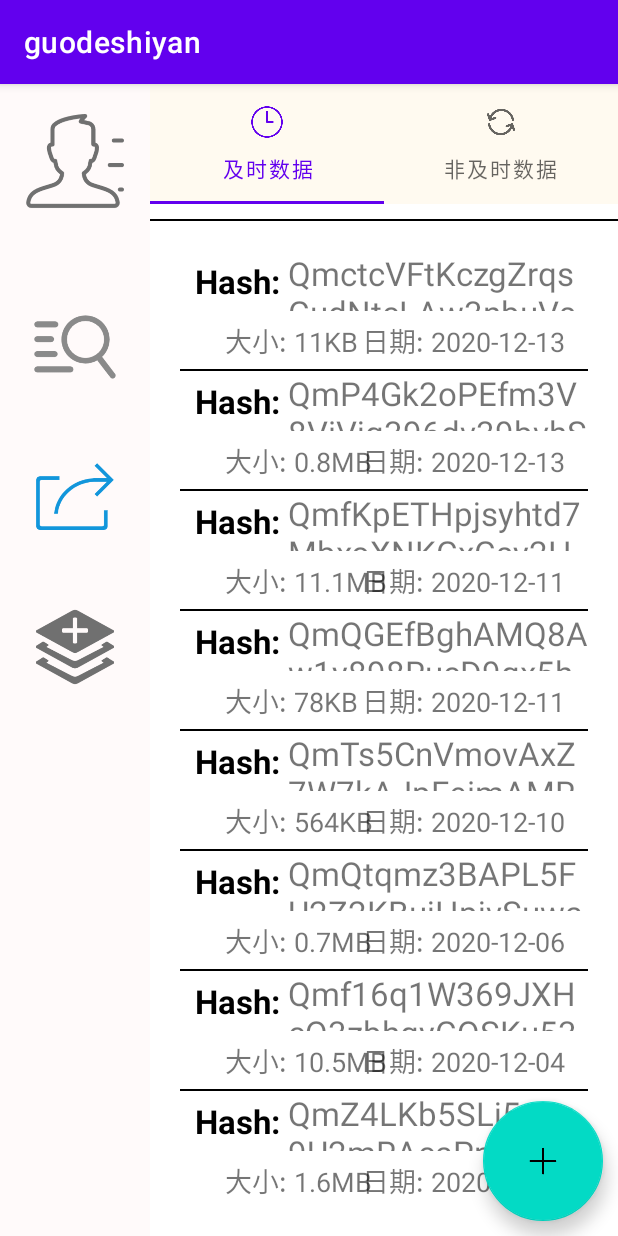
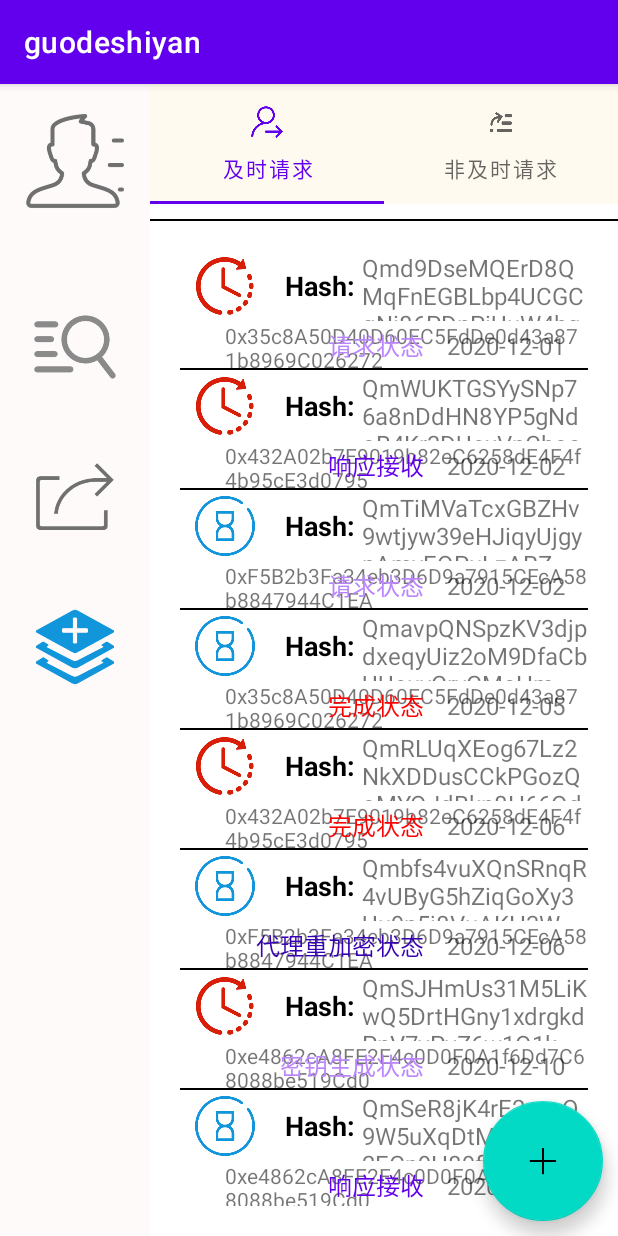
Before and after one commit to NGC3372/guodeshiyan, an Android app: the screen it shows after launch (ShareActivity before the commit, request_activity after it), on a phone screen of 412 x 824 dp. Run offline under Robolectric (Android 15) with nearby library versions, the phone set to English and light mode, and no system bars.

Commit message:
requesr activity

```diff
--- a/app/src/main/AndroidManifest.xml
+++ b/app/src/main/AndroidManifest.xml
@@ -11,15 +11,17 @@
         android:theme="@style/Theme.Guodeshiyan">
         <activity
             android:name=".request_activity"
-            android:exported="false" />
-        <activity
-            android:name=".ShareActivity"
-            android:exported="true">
+            android:exported="true" >
             <intent-filter>
                 <action android:name="android.intent.action.MAIN" />
 
                 <category android:name="android.intent.category.LAUNCHER" />
             </intent-filter>
+        </activity>
+        <activity
+            android:name=".ShareActivity"
+            android:exported="true">
+
         </activity>
         <activity
             android:name=".zhuyemianActivity"
--- a/app/src/main/java/com/example/guodeshiyan/request_activity.kt
+++ b/app/src/main/java/com/example/guodeshiyan/request_activity.kt
@@ -2,10 +2,13 @@ package com.example.guodeshiyan
 
 import androidx.appcompat.app.AppCompatActivity
 import android.os.Bundle
+import androidx.recyclerview.widget.RecyclerView
 
 class request_activity : AppCompatActivity() {
     override fun onCreate(savedInstanceState: Bundle?) {
         super.onCreate(savedInstanceState)
         setContentView(R.layout.activity_request)
+        val recyclerView = findViewById<RecyclerView>(R.id.recycler_add)
+        recyclerView.adapter = request_adapter()
     }
 }
--- /dev/null
+++ b/app/src/main/java/com/example/guodeshiyan/request_adapter.kt
@@ -0,0 +1,88 @@
+package com.example.guodeshiyan
+
+import android.annotation.SuppressLint
+import android.view.LayoutInflater
+import android.view.View
+import android.view.ViewGroup
+import android.widget.ImageView
+import android.widget.TextView
+import androidx.recyclerview.widget.RecyclerView
+
+class request_adapter():RecyclerView.Adapter<request_adapter.MViewHolder>() {
+    val list = ArrayList<mData>();
+
+    init {
+        val d1 = mData("Qmd9DseMQErD8QMqFnEGBLbp4UCGCqNi86PDnPiUuW4hqc","0x35c8A50D40D60EC5FdDe0d43a871b8969C026272",
+        "请求状态","2020-12-01",0)
+        val d2 = mData("QmWUKTGSYySNp76a8nDdHN8YP5gNdoB4Kr3DUexVpCbocS","0x432A02b7E9019b82eC6258dE4F4f4b95cE3d0795",
+            "响应接收","2020-12-02",0)
+        val d3 = mData("QmTiMVaTcxGBZHv9wtjyw39eHJiqyUjgypAmyEQPuLzARZ","0xF5B2b3Fa34eb3D6D9a7915CEcA58b8847944C1EA",
+            "请求状态","2020-12-02",1)
+        val d4 = mData("QmavpQNSpzKV3djpdxeqyUiz2oM9DfaCbUUeuyCryGMcHm","0x35c8A50D40D60EC5FdDe0d43a871b8969C026272",
+            "完成状态","2020-12-05",1)
+        val d5 = mData("QmRLUqXEog67Lz2NkXDDusCCkPGozQoMYQJdBkn8H66QdM","0x432A02b7E9019b82eC6258dE4F4f4b95cE3d0795",
+            "完成状态","2020-12-06",0)
+        val d6 = mData("Qmbfs4vuXQnSRnqR4vUByG5hZiqGoXy3Uu9p5j8VuAKH3W","0xF5B2b3Fa34eb3D6D9a7915CEcA58b8847944C1EA",
+            "代理重加密状态","2020-12-06",1)
+        val d7 = mData("QmSJHmUs31M5LiKwQ5DrtHGny1xdrgkdPnV7vPvZ6w1Q1k","0xe4862cA8FE2E4c0D0F0A1f6Dd7C68088be519Cd0",
+            "密钥生成状态","2020-12-10",0)
+        val d8 = mData("QmSeR8jK4rE2szpQ9W5uXqDtMCaQFDB2EGp9H89fDXSyxv","0xe4862cA8FE2E4c0D0F0A1f6Dd7C68088be519Cd0",
+            "响应接收","2020-12-12",1)
+        list.add(d1)
+        list.add(d2)
+        list.add(d3)
+        list.add(d4)
+        list.add(d5)
+        list.add(d6)
+        list.add(d7)
+        list.add(d8)
+    }
+
+    override fun onCreateViewHolder(parent: ViewGroup, viewType: Int): MViewHolder {
+        val view = LayoutInflater.from(parent.context).inflate(R.layout.item_request,parent,false)
+        return MViewHolder(view)
+    }
+
+    //请求状态、响应接收状态、代理重加密状态、零知识证明身份验证状态、接收下载状态以及完成状态
+
+    @SuppressLint("ResourceAsColor")
+    override fun onBindViewHolder(holder: MViewHolder, position: Int) {
+        val data = list[position]
+        holder.date.text = data.date
+        holder.id.text = data.id
+        holder.hash.text = data.hash
+        holder.state.text = data.state
+        when(data.state){
+            "请求状态"->holder.state.setTextColor(holder.itemView.resources.getColor(R.color.purple_200))
+            "响应接收"->holder.state.setTextColor(holder.itemView.resources.getColor(R.color.purple_500))
+            "代理重加密状态"->holder.state.setTextColor(holder.itemView.resources.getColor(R.color.purple_700))
+            "零知识证明身份验证状态"->holder.state.setTextColor(holder.itemView.resources.getColor(R.color.teal_200))
+            "接收下载状态"->holder.state.setTextColor(holder.itemView.resources.getColor(R.color.teal_700))
+            "密钥生成状态"->holder.state.setTextColor(holder.itemView.resources.getColor(R.color.purple_200))
+            "完成状态"->holder.state.setTextColor(holder.itemView.resources.getColor(R.color.red))
+        }
+        when(data.image){
+            0->holder.image.setImageResource(R.drawable.tu_jishi)
+            1->holder.image.setImageResource(R.drawable.tu_yanshi)
+        }
+
+
+    }
+
+
+    override fun getItemCount(): Int {
+        return list.size
+    }
+
+
+    class MViewHolder(private val view:View):RecyclerView.ViewHolder(view){
+        val hash = view.findViewById<TextView>(R.id.hash)
+        val id = view.findViewById<TextView>(R.id.id)
+        val state = view.findViewById<TextView>(R.id.state)
+        val date = view.findViewById<TextView>(R.id.date)
+        val image = view.findViewById<ImageView>(R.id.image)
+
+    }
+
+    data class mData(var hash:String, var id:String, var state:String , var date:String,var image:Int )
+}
--- a/app/src/main/res/layout/activity_request.xml
+++ b/app/src/main/res/layout/activity_request.xml
@@ -65,7 +65,8 @@
             android:layout_width="match_parent"
             android:layout_height="match_parent"
             android:layout_margin="20dp"
-            android:id="@+id/recycler_add"/>
+            android:id="@+id/recycler_add"
+            app:layoutManager="androidx.recyclerview.widget.LinearLayoutManager"/>
 
     </LinearLayout>
 
--- /dev/null
+++ b/app/src/main/res/layout/item_request.xml
@@ -0,0 +1,74 @@
+<?xml version="1.0" encoding="utf-8"?>
+<LinearLayout xmlns:android="http://schemas.android.com/apk/res/android"
+    android:layout_width="match_parent"
+    android:layout_height="80dp"
+    android:orientation="vertical">
+    <LinearLayout
+        android:layout_width="match_parent"
+        android:layout_height="0dp"
+        android:layout_weight="1"
+        android:gravity="center_vertical">
+        <ImageView
+            android:layout_width="40dp"
+            android:layout_height="40dp"
+            android:layout_margin="10dp"
+            android:id="@+id/image"/>
+        <TextView
+            android:layout_width="wrap_content"
+            android:layout_height="wrap_content"
+            android:textSize="18sp"
+            android:text="Hash: "
+            android:textColor="@color/black"
+            android:textStyle="bold"
+            android:layout_marginStart="10dp"/>
+        <TextView
+            android:layout_width="wrap_content"
+            android:layout_height="wrap_content"
+            android:textSize="16sp"
+            android:id="@+id/hash"
+            android:text="sfnjasnkfndgdaioiasdhfoihadodghaosdhfoiashdgoihdagohasg"/>
+    </LinearLayout>
+    <RelativeLayout
+        android:layout_width="match_parent"
+        android:layout_height="0dp"
+        android:layout_weight="0.7"
+        android:orientation="horizontal">
+
+        <TextView
+            android:id="@+id/id"
+            android:layout_width="wrap_content"
+            android:layout_height="wrap_content"
+            android:layout_centerVertical="true"
+            android:layout_marginStart="30dp"
+            android:text="ID:sfdjlsajfasljflksadfhiodahgoidhgiodfogsod"
+            android:textSize="14sp" />
+
+        <TextView
+            android:id="@+id/state"
+            android:layout_width="wrap_content"
+            android:layout_height="wrap_content"
+            android:layout_toLeftOf="@+id/date"
+            android:layout_marginRight="15dp"
+            android:layout_centerVertical="true"
+            android:text="state"
+            android:textSize="16sp" />
+
+        <TextView
+            android:id="@+id/date"
+            android:layout_width="wrap_content"
+            android:layout_height="wrap_content"
+            android:layout_alignParentEnd="true"
+            android:layout_centerVertical="true"
+            android:layout_marginEnd="15dp"
+            android:text="2020-12-01"
+            android:textSize="16sp" />
+        <View
+            android:layout_width="match_parent"
+            android:layout_height="1dp"
+            android:background="@color/black"
+            android:layout_alignParentBottom="true"/>
+    </RelativeLayout>
+
+
+
+</LinearLayout>
--- a/app/src/main/res/values/colors.xml
+++ b/app/src/main/res/values/colors.xml
@@ -9,4 +9,5 @@
     <color name="white">#FFFFFFFF</color>
     <color name="back">#FFFAFA</color>
     <color name="tab">#FFFAF0</color>
+    <color name="red">#FF0000</color>
 </resources>
```
Also changed, not shown: app/src/main/res/drawable-v24/tu_jishi.png (added), app/src/main/res/drawable-v24/tu_yanshi.png (added).
